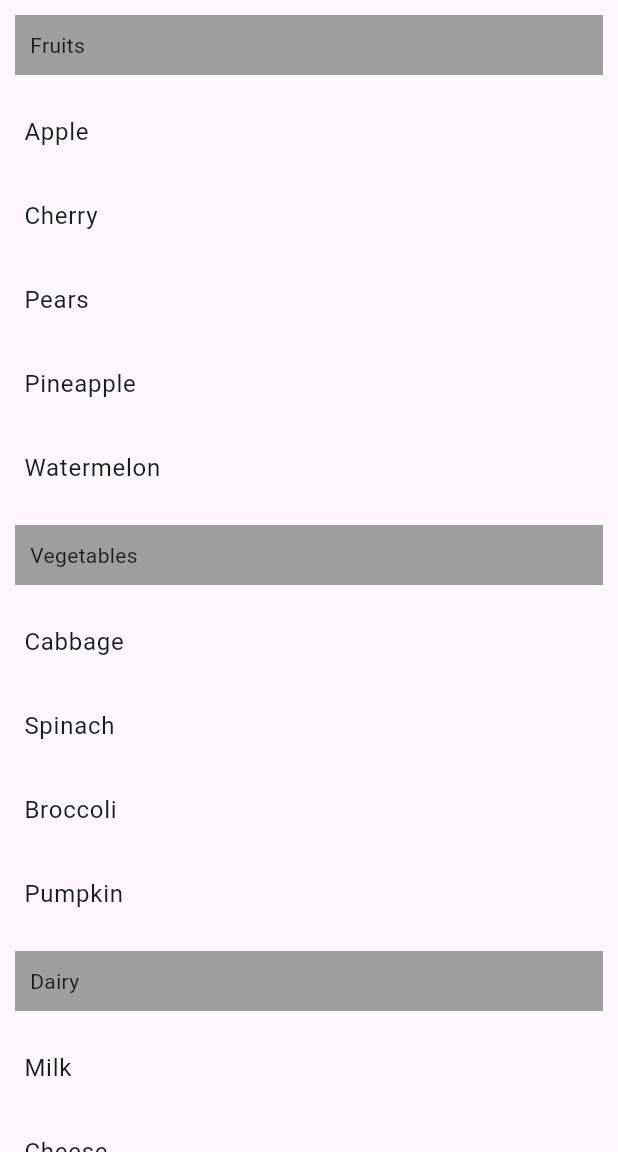
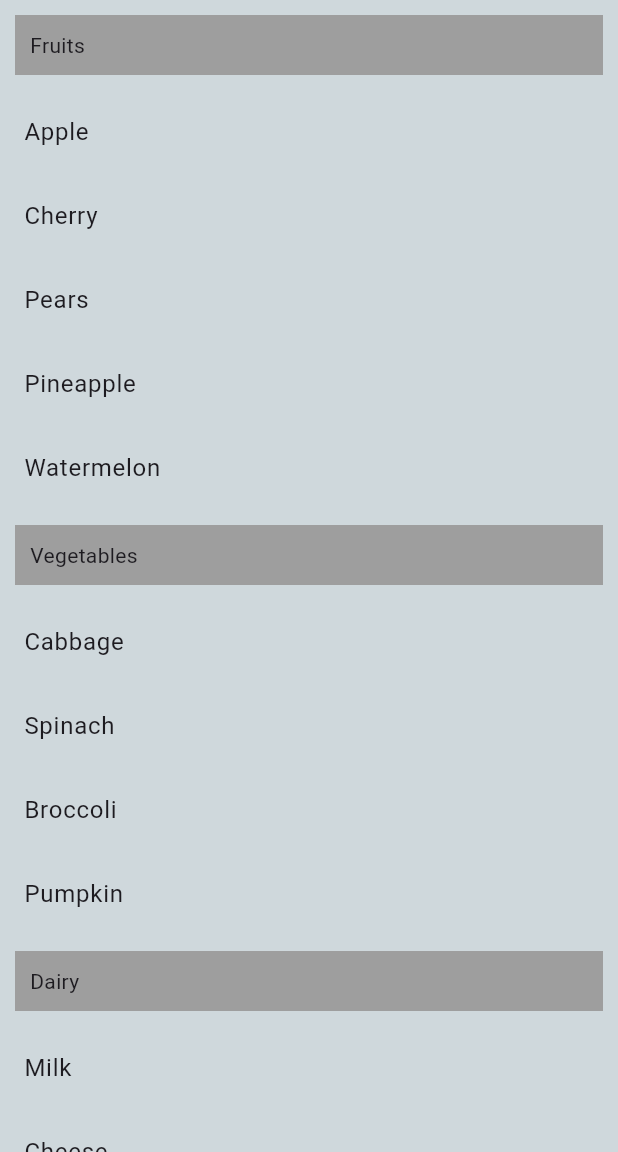
Before and after one commit to Majok-Bol/dynamic_list, a Flutter app: the screen it shows after launch, on a phone screen of 412 x 824 dp, the part 84-1236 px from its top. Run offline on Flutter 3.47's test engine with Material 3 defaults, Android fonts, the phone set to English and light mode, and no system bars.

Commit message:
added screen background

```diff
--- a/lib/main.dart
+++ b/lib/main.dart
@@ -55,6 +55,7 @@
     return MaterialApp(
       debugShowCheckedModeBanner: false,
       home: Scaffold(
+        backgroundColor: Colors.blueGrey[100],
         appBar: AppBar(title: Text('Dynamic list items',style: TextStyle(color: Colors.white,fontSize: 25),),backgroundColor: Colors.purple,centerTitle: true,),
         body: ListView.builder(
           itemCount: items.length,
```
